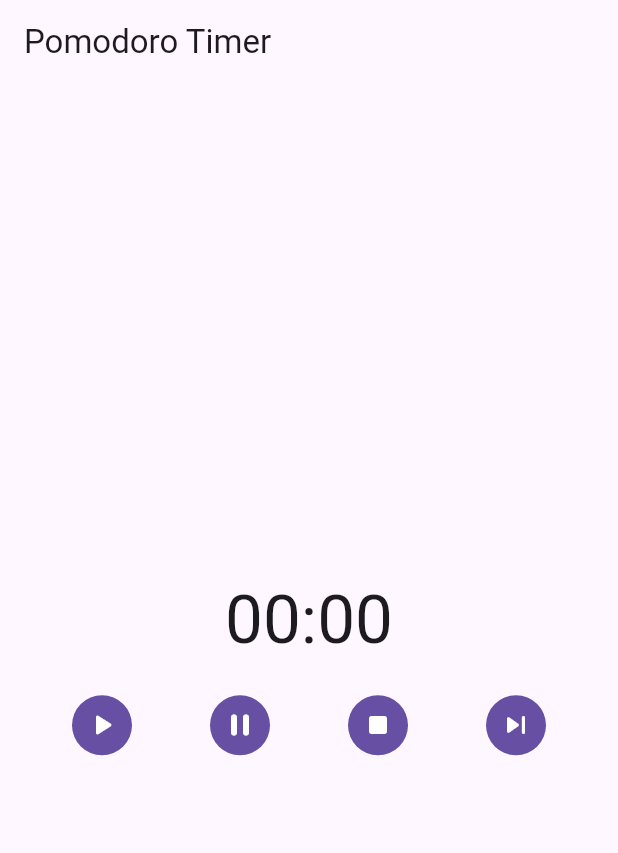
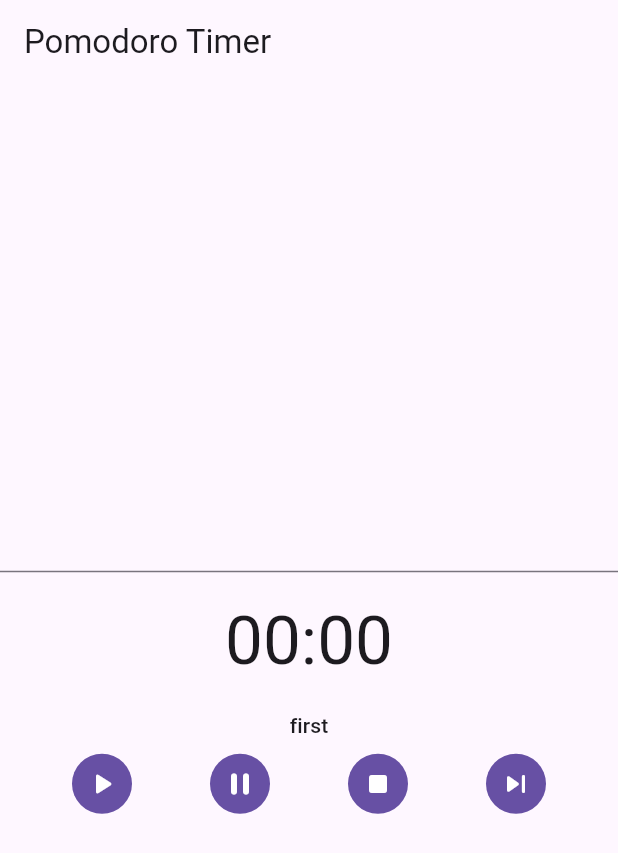
Before and after one commit to AlanTyping/pomodoro_flutter, a Flutter app: the screen it shows after launch, on a phone screen of 412 x 824 dp. Shown: the top 853 px of the screen. Run offline on Flutter 3.47's test engine with Material 3 defaults, Android fonts, the phone set to English and light mode, and no system bars; our stand-ins replace flutter_bloc, freezed_annotation.

Commit message:
feat: :sparkles: Complete the events of the Pomodoro Bloc

```diff
--- a/lib/feature/pomodoro/presentation/bloc/pomodoro_event.dart
+++ b/lib/feature/pomodoro/presentation/bloc/pomodoro_event.dart
@@ -1,4 +1,5 @@
 import 'package:freezed_annotation/freezed_annotation.dart';
+import 'package:pomodoro_flutter/feature/task/domain/entities/task_entities.dart';
 
 part 'pomodoro_event.freezed.dart';
 
@@ -11,4 +12,5 @@ sealed class PomodoroEvent with _$PomodoroEvent {
   const factory PomodoroEvent.skipCycle() = SkipCyclePomodoro;
   const factory PomodoroEvent.updateTitle(String title) = UpdateTitlePomodoro;
   const factory PomodoroEvent.tick(int currentSeconds) = TickPomodoro;
+  const factory PomodoroEvent.finish() = FinishPomodoro;
 }
--- a/lib/feature/pomodoro/presentation/pages/pomodoro_page.dart
+++ b/lib/feature/pomodoro/presentation/pages/pomodoro_page.dart
@@ -2,6 +2,7 @@ import 'package:flutter/material.dart';
 import 'package:flutter_bloc/flutter_bloc.dart';
 import 'package:pomodoro_flutter/feature/pomodoro/presentation/bloc/pomodoro_bloc.dart';
 import 'package:pomodoro_flutter/feature/pomodoro/presentation/widgets/timer_text.dart';
+import 'package:pomodoro_flutter/feature/task/domain/entities/task_entities.dart';
 
 import '../bloc/pomodoro_state.dart';
 import '../bloc/pomodoro_event.dart';
--- a/lib/feature/pomodoro/presentation/pages/pomodoro_view.dart
+++ b/lib/feature/pomodoro/presentation/pages/pomodoro_view.dart
@@ -10,7 +10,25 @@ class _PomodoroView extends StatelessWidget {
         mainAxisAlignment: MainAxisAlignment.center,
         crossAxisAlignment: CrossAxisAlignment.center,
         children: [
+          Center(
+            child: TextField(
+              onChanged:
+                  (value) => context.read<PomodoroBloc>().add(
+                    PomodoroEvent.updateTitle(value),
+                  ),
+              enabled: context.select(
+                (PomodoroBloc bloc) =>
+                    !bloc.state.isRunning && bloc.state.cycle == Cycle.first,
+              ),
+            ),
+          ),
           const Padding(padding: EdgeInsets.all(15.0), child: TimerText()),
+          Center(
+            child: Text(
+              context.select((PomodoroBloc bloc) => bloc.state.cycle.name),
+              style: Theme.of(context).textTheme.labelLarge,
+            ),
+          ),
           BlocBuilder<PomodoroBloc, PomodoroState>(
             builder: (context, state) {
               final bloc = context.read<PomodoroBloc>();
```
Also changed, not shown: lib/feature/pomodoro/presentation/bloc/pomodoro_bloc.dart (+80 -24 lines), lib/feature/pomodoro/presentation/bloc/pomodoro_event.freezed.dart.
